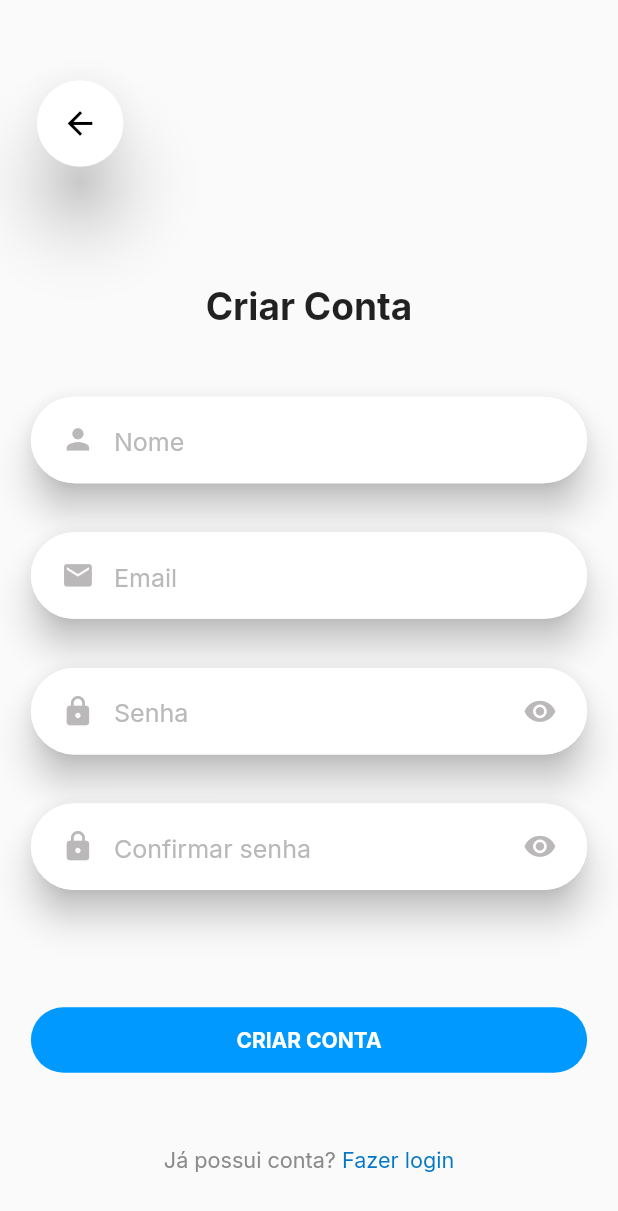
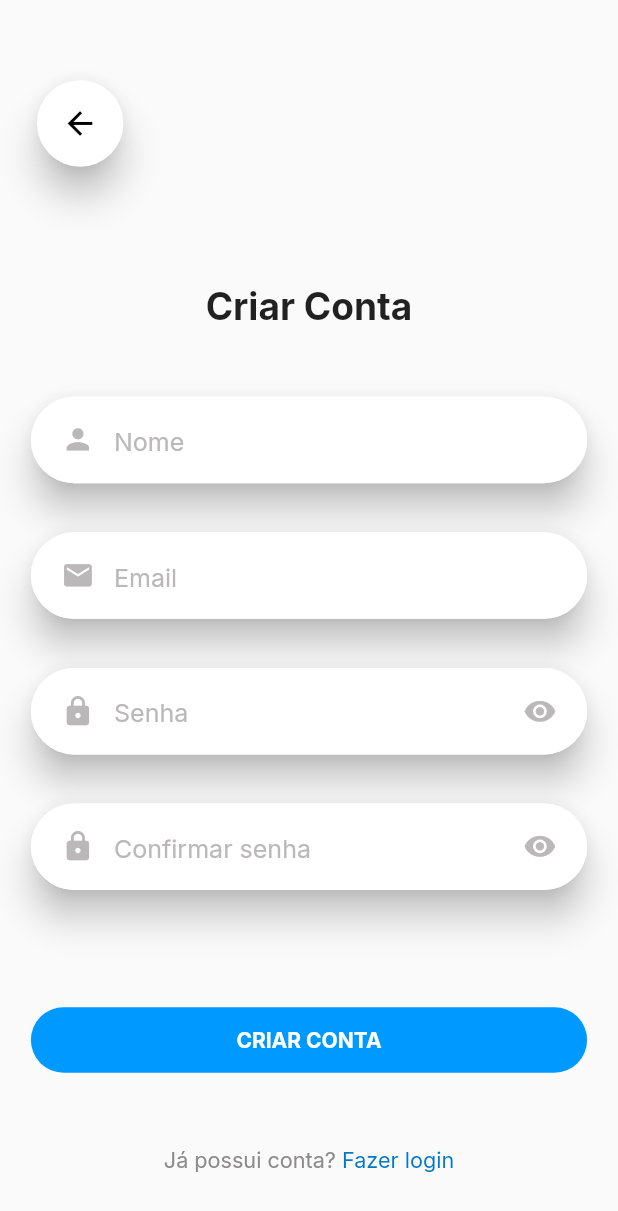
Before and after one commit to GabrielVScalese/Smart-Feed, a Flutter app: the RegisterPage screen opened directly, on a phone screen of 412 x 824 dp. Shown: the top 1211 px of the screen. Run offline on Flutter 3.47's test engine with Material 2 defaults, Android fonts, the phone set to English and light mode, and no system bars; our stand-ins replace google_fonts; network calls fail.

```diff
--- a/project/lib/app_widget.dart
+++ b/project/lib/app_widget.dart
@@ -3,6 +3,7 @@ import 'package:flutter/cupertino.dart';
 import 'package:project/pages/configuration_page.dart';
 import 'package:project/pages/information_page.dart';
 import 'package:project/pages/login_page.dart';
+import 'package:project/pages/user_page.dart';
 
 // Provisorio
 class AppWidget extends StatelessWidget {
@@ -10,7 +11,7 @@ class AppWidget extends StatelessWidget {
   Widget build(BuildContext context) {
     return MaterialApp(
       debugShowCheckedModeBanner: false,
-      home: ConfigurationPage(),
+      home: UserPage(),
     );
   }
 }
--- a/project/lib/components/arrow_back_card.dart
+++ /dev/null
@@ -1,32 +0,0 @@
-import 'package:flutter/cupertino.dart';
-import 'package:flutter/material.dart';
-
-class ArrowBackCard extends StatelessWidget {
-  const ArrowBackCard({
-    Key key,
-    @required this.size,
-  }) : super(key: key);
-
-  final Size size;
-
-  @override
-  Widget build(BuildContext context) {
-    return Container(
-      margin: EdgeInsets.only(left: size.width * 0.05),
-      child: Card(
-          elevation: 20,
-          shape: RoundedRectangleBorder(
-            borderRadius: BorderRadius.circular(150),
-          ),
-          child: Container(
-              child: Icon(
-                Icons.arrow_back,
-                color: Colors.black,
-                size: size.height * 0.03,
-              ),
-              width: size.width * 0.14,
-              height: size.width * 0.14,
-              decoration: BoxDecoration(shape: BoxShape.circle))),
-    );
-  }
-}
--- /dev/null
+++ b/project/lib/components/circle_card.dart
@@ -0,0 +1,24 @@
+import 'package:flutter/cupertino.dart';
+import 'package:flutter/material.dart';
+
+class CircleCard extends StatelessWidget {
+  const CircleCard({Key key, @required this.size, @required this.icon})
+      : super(key: key);
+
+  final Size size;
+  final Icon icon;
+
+  @override
+  Widget build(BuildContext context) {
+    return Card(
+        elevation: 10,
+        shape: RoundedRectangleBorder(
+          borderRadius: BorderRadius.circular(150),
+        ),
+        child: Container(
+            child: icon,
+            width: size.width * 0.14,
+            height: size.width * 0.14,
+            decoration: BoxDecoration(shape: BoxShape.circle)));
+  }
+}
--- a/project/lib/pages/register_page.dart
+++ b/project/lib/pages/register_page.dart
@@ -1,7 +1,7 @@
 import 'package:flutter/cupertino.dart';
 import 'package:flutter/material.dart';
 import 'package:google_fonts/google_fonts.dart';
-import 'package:project/components/arrow_back_card.dart';
+import 'package:project/components/circle_card.dart';
 import 'package:project/components/rounded_button.dart';
 import 'package:project/components/text_field_container.dart';
 import 'package:project/pages/login_page.dart';
@@ -36,7 +36,15 @@ class _RegisterPageState extends State<RegisterPage> {
                   Navigator.of(context).pushReplacement(
                       MaterialPageRoute(builder: (context) => LoginPage()));
                 },
-                child: ArrowBackCard(size: size)),
+                child: Container(
+                    margin: EdgeInsets.only(left: size.width * 0.05),
+                    child: CircleCard(
+                        size: size,
+                        icon: Icon(
+                          Icons.arrow_back,
+                          color: Colors.black,
+                          size: size.height * 0.03,
+                        )))),
             Column(
               crossAxisAlignment: CrossAxisAlignment.center,
               children: [
```
Also changed, not shown: project/lib/components/circle_image.dart (added, +27 -0 lines), project/lib/pages/configuration_page.dart (+12 -2 lines), project/lib/pages/information_page.dart (+5 -13 lines), project/lib/pages/user_page.dart (added, +180 -0 lines).
